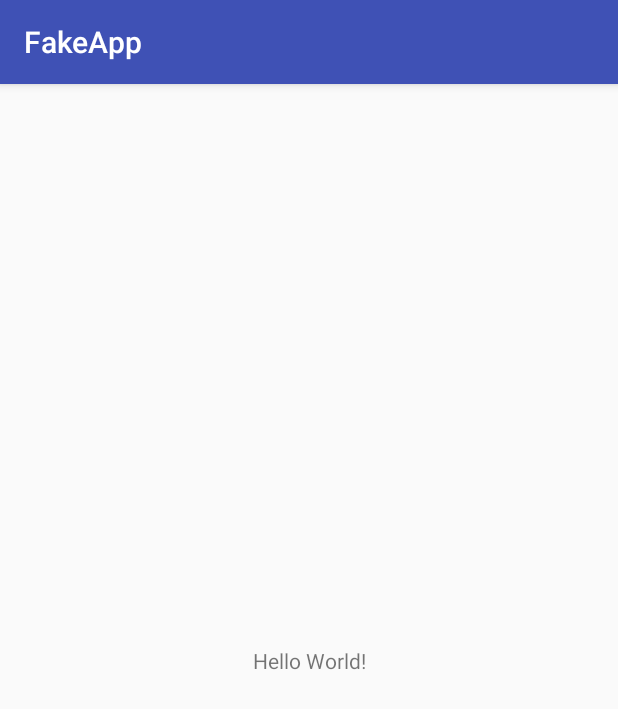
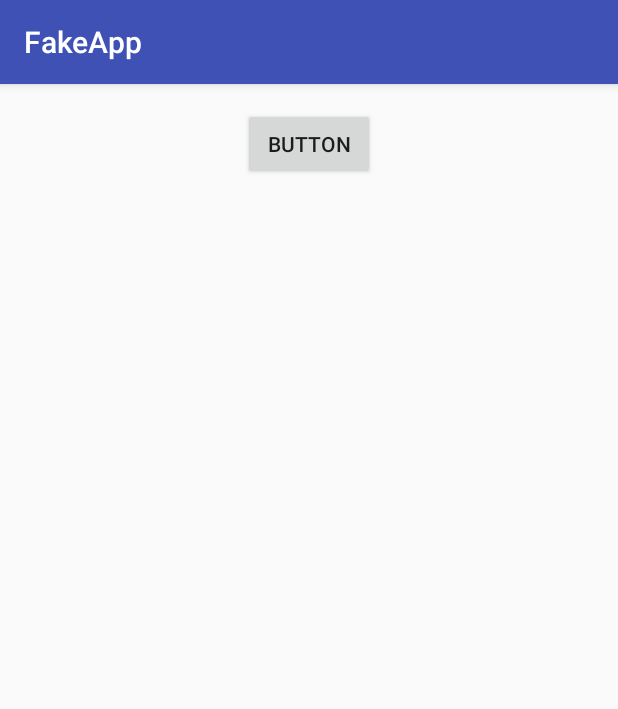
Before and after one commit to sanmardav/FakeDavidLuc, an Android app: the screen it shows after launch (MainActivity), on a phone screen of 412 x 824 dp. Shown: the top 709 px of the screen. Run offline under Robolectric (Android 15) with nearby library versions, the phone set to English and light mode, and no system bars; our stand-ins replace ButterKnife.

Commit message:
Coin B button on top

```diff
--- a/FakeApp/app/build.gradle
+++ b/FakeApp/app/build.gradle
@@ -4,7 +4,7 @@ android {
     compileSdkVersion 26
     defaultConfig {
         applicationId "com.example.ghostking.fakeapp"
-        minSdkVersion 26
+        minSdkVersion 24
         targetSdkVersion 26
         versionCode 1
         versionName "1.0"
@@ -25,4 +25,6 @@ dependencies {
     testImplementation 'junit:junit:4.12'
     androidTestImplementation 'com.android.support.test:runner:1.0.1'
     androidTestImplementation 'com.android.support.test.espresso:espresso-core:3.0.1'
+    compile 'com.jakewharton:butterknife:8.8.1'
+    annotationProcessor 'com.jakewharton:butterknife-compiler:8.8.1'
 }
--- a/FakeApp/app/src/main/java/com/example/ghostking/fakeapp/MainActivity.java
+++ b/FakeApp/app/src/main/java/com/example/ghostking/fakeapp/MainActivity.java
@@ -1,13 +1,38 @@
 package com.example.ghostking.fakeapp;
 
+import android.os.Bundle;
 import android.support.v7.app.AppCompatActivity;
-import android.os.Bundle;
+import android.widget.Button;
+import android.widget.ImageView;
+
+import butterknife.BindView;
+import butterknife.ButterKnife;
+import butterknife.OnClick;
 
 public class MainActivity extends AppCompatActivity {
+
+    @BindView(R.id.button)
+    Button button;
+    @BindView(R.id.coin_b)
+    ImageView coinB;
 
     @Override
     protected void onCreate(Bundle savedInstanceState) {
         super.onCreate(savedInstanceState);
         setContentView(R.layout.activity_main);
+
+        ButterKnife.bind(this);
+
+
+    }
+
+    @OnClick(R.id.button)
+    public void onViewClicked() {
+
+        coinB.setImageResource(R.drawable.the_coin);
+
+
+
+
     }
 }
--- a/FakeApp/app/src/main/res/layout/activity_main.xml
+++ b/FakeApp/app/src/main/res/layout/activity_main.xml
@@ -1,18 +1,28 @@
 <?xml version="1.0" encoding="utf-8"?>
-<android.support.constraint.ConstraintLayout xmlns:android="http://schemas.android.com/apk/res/android"
+<android.support.constraint.ConstraintLayout
+    xmlns:android="http://schemas.android.com/apk/res/android"
     xmlns:app="http://schemas.android.com/apk/res-auto"
     xmlns:tools="http://schemas.android.com/tools"
     android:layout_width="match_parent"
     android:layout_height="match_parent"
     tools:context="com.example.ghostking.fakeapp.MainActivity">
 
-    <TextView
+
+    <Button
+        android:id="@+id/button"
         android:layout_width="wrap_content"
         android:layout_height="wrap_content"
-        android:text="Hello World!"
-        app:layout_constraintBottom_toBottomOf="parent"
-        app:layout_constraintLeft_toLeftOf="parent"
-        app:layout_constraintRight_toRightOf="parent"
+        android:layout_marginEnd="8dp"
+        android:layout_marginStart="8dp"
+        android:layout_marginTop="16dp"
+        android:text="Button"
+        app:layout_constraintEnd_toEndOf="parent"
+        app:layout_constraintStart_toStartOf="parent"
         app:layout_constraintTop_toTopOf="parent" />
 
+    <ImageView
+        android:id="@+id/coin_b"
+        android:layout_width="wrap_content"
+        android:layout_height="wrap_content" />
+
 </android.support.constraint.ConstraintLayout>
```
Also changed, not shown: FakeApp/app/src/main/res/drawable/the_coin.jpg (added).
